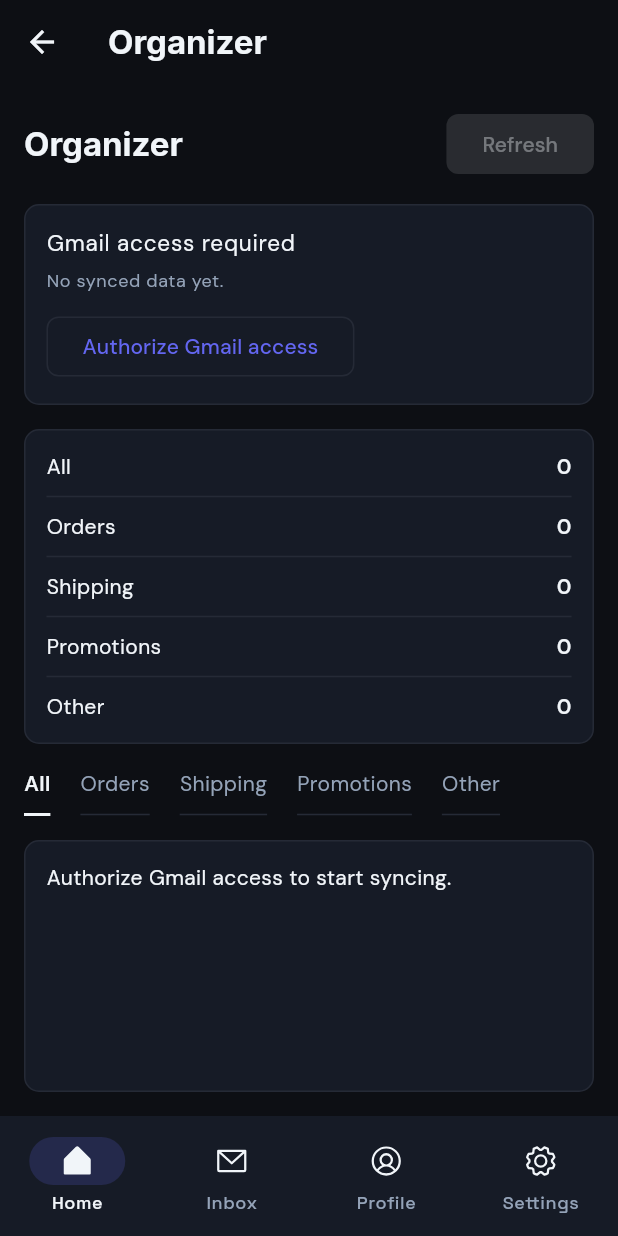
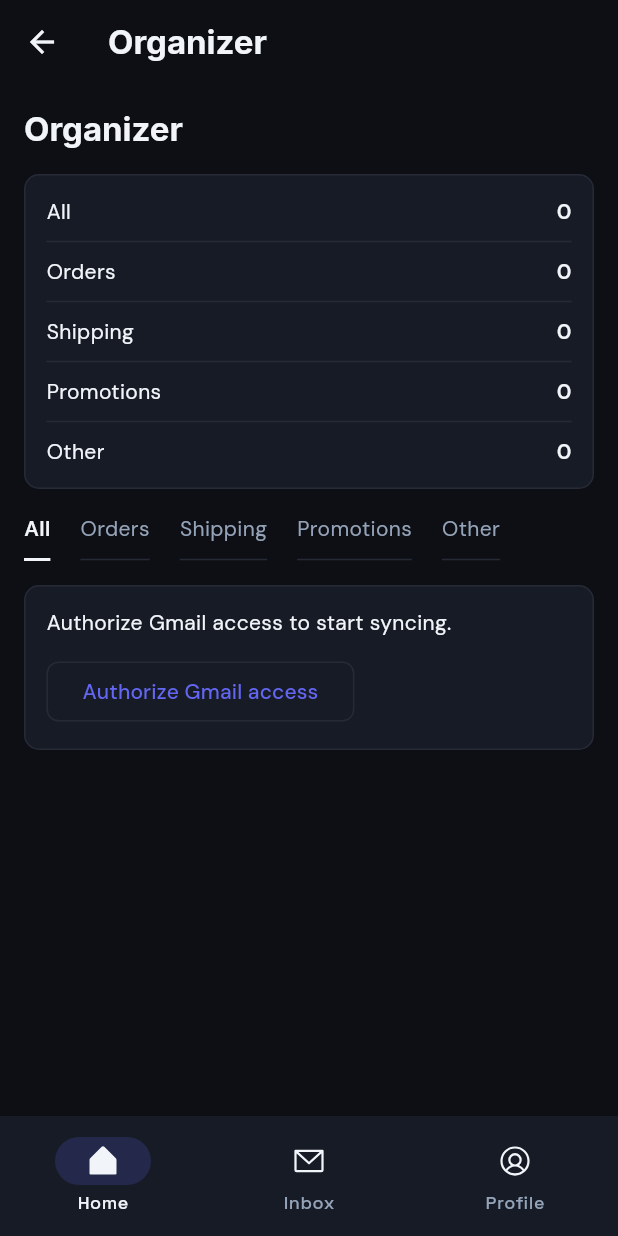
Before and after one commit to shahidhustles/email_classifier_app, a Flutter app: the AppShellScreen screen opened directly, after a tap on "Authorize Gmail access", on a phone screen of 412 x 824 dp. Run offline on Flutter 3.47's test engine with Material 3 defaults, Android fonts, the light colour scheme and no system bars; our stand-ins replace flutter_dotenv, google_fonts, google_sign_in, phosphor_flutter, shared_preferences; missing offline and left inert: extension_google_sign_in_as_googleapis_auth, googleapis; accounts and stored records are empty.

Commit message:
refactor: remove settings tab and improve inbox/home UI with refresh indicators

```diff
--- a/lib/screens/app_shell_screen.dart
+++ b/lib/screens/app_shell_screen.dart
@@ -5,7 +5,6 @@ import '../config/app_theme.dart';
 import 'tabs/home_tab_screen.dart';
 import 'tabs/inbox_tab_screen.dart';
 import 'tabs/profile_tab_screen.dart';
-import 'tabs/settings_tab_screen.dart';
 
 class AppShellScreen extends StatefulWidget {
   const AppShellScreen({super.key});
@@ -21,14 +20,12 @@ class _AppShellScreenState extends State<AppShellScreen> {
     'Organizer',
     'Inbox',
     'Profile',
-    'Settings',
   ];
 
   static const List<Widget> _tabs = <Widget>[
     HomeTabScreen(),
     InboxTabScreen(),
     ProfileTabScreen(),
-    SettingsTabScreen(),
   ];
 
   @override
@@ -72,11 +69,6 @@ class _AppShellScreenState extends State<AppShellScreen> {
               selectedIcon: Icon(PhosphorIconsFill.userCircle),
               label: 'Profile',
             ),
-            NavigationDestination(
-              icon: Icon(PhosphorIconsRegular.gear),
-              selectedIcon: Icon(PhosphorIconsFill.gear),
-              label: 'Settings',
-            ),
           ],
           onDestinationSelected: (int index) {
             setState(() {
--- a/lib/screens/tabs/home_tab_screen.dart
+++ b/lib/screens/tabs/home_tab_screen.dart
@@ -19,22 +19,15 @@ class HomeTabScreen extends StatelessWidget {
             .take(6)
             .toList(growable: false);
 
-        return Padding(
-          padding: const EdgeInsets.all(16),
-          child: Column(
-            crossAxisAlignment: CrossAxisAlignment.start,
+        return RefreshIndicator(
+          onRefresh: authProvider.hasGmailAccess
+              ? emailProvider.refreshLatestEmails
+              : () async {},
+          child: ListView(
+            physics: const AlwaysScrollableScrollPhysics(),
+            padding: const EdgeInsets.all(16),
             children: [
-              _Toolbar(
-                canRefresh: authProvider.hasGmailAccess && !emailProvider.isLoading,
-                onRefresh: emailProvider.refreshLatestEmails,
-              ),
-              const SizedBox(height: 16),
-              _AccessSection(
-                hasGmailAccess: authProvider.hasGmailAccess,
-                isBusy: authProvider.isLoading,
-                onAuthorize: authProvider.authorizeScopes,
-                lastSyncedAt: emailProvider.lastRefreshedAt,
-              ),
+              const _Toolbar(),
               const SizedBox(height: 16),
               _SummarySection(emailProvider: emailProvider),
               const SizedBox(height: 16),
@@ -43,12 +36,10 @@ class HomeTabScreen extends StatelessWidget {
                 onFilterSelected: emailProvider.setSelectedFilter,
               ),
               const SizedBox(height: 16),
-              Expanded(
-                child: _PreviewSection(
-                  authProvider: authProvider,
-                  emailProvider: emailProvider,
-                  previewEmails: previewEmails,
-                ),
+              _PreviewSection(
+                authProvider: authProvider,
+                emailProvider: emailProvider,
+                previewEmails: previewEmails,
               ),
             ],
           ),
@@ -59,82 +50,15 @@ class HomeTabScreen extends StatelessWidget {
 }
 
 class _Toolbar extends StatelessWidget {
-  const _Toolbar({required this.canRefresh, required this.onRefresh});
-
-  final bool canRefresh;
-  final VoidCallback onRefresh;
+  const _Toolbar();
 
   @override
   Widget build(BuildContext context) {
     return Row(
       children: [
         Text('Organizer', style: Theme.of(context).textTheme.titleLarge),
-        const Spacer(),
-        FilledButton(
-          onPressed: canRefresh ? onRefresh : null,
-          child: const Text('Refresh'),
-        ),
       ],
     );
-  }
-}
-
-class _AccessSection extends StatelessWidget {
-  const _AccessSection({
-    required this.hasGmailAccess,
-    required this.isBusy,
-    required this.onAuthorize,
-    required this.lastSyncedAt,
-  });
-
-  final bool hasGmailAccess;
-  final bool isBusy;
-  final VoidCallback onAuthorize;
-  final DateTime? lastSyncedAt;
-
-  @override
-  Widget build(BuildContext context) {
-    return Container(
-      width: double.infinity,
-      padding: const EdgeInsets.all(14),
-      decoration: BoxDecoration(
-        color: AppColors.surface,
-        borderRadius: BorderRadius.circular(10),
-        border: Border.all(color: AppColors.border),
-      ),
-      child: Column(
-        crossAxisAlignment: CrossAxisAlignment.start,
-        children: [
-          Text(
-            hasGmailAccess ? 'Gmail access granted' : 'Gmail access required',
-            style: Theme.of(context).textTheme.bodyLarge,
-          ),
-          const SizedBox(height: 6),
-          Text(
-            lastSyncedAt == null
-                ? 'No synced data yet.'
-                : 'Last synced ${_formatDate(lastSyncedAt!)}',
-            style: Theme.of(context).textTheme.bodySmall,
-          ),
-          if (!hasGmailAccess) ...[
-            const SizedBox(height: 12),
-            OutlinedButton(
-              onPressed: isBusy ? null : onAuthorize,
-              child: const Text('Authorize Gmail access'),
-            ),
-          ],
-        ],
-      ),
-    );
-  }
-
-  String _formatDate(DateTime value) {
-    final DateTime local = value.toLocal();
-    final String month = local.month.toString().padLeft(2, '0');
-    final String day = local.day.toString().padLeft(2, '0');
-    final String hour = local.hour.toString().padLeft(2, '0');
-    final String minute = local.minute.toString().padLeft(2, '0');
-    return '${local.year}-$month-$day $hour:$minute';
   }
 }
 
@@ -208,13 +132,16 @@ class _PreviewSection extends StatelessWidget {
   Widget build(BuildContext context) {
     if (emailProvider.isBootstrappingCache ||
         (emailProvider.isLoading && emailProvider.emails.isEmpty)) {
-      return const Center(child: CircularProgressIndicator());
+      return const Padding(
+        padding: EdgeInsets.symmetric(vertical: 48),
+        child: Center(child: CircularProgressIndicator()),
+      );
     }
 
     if (emailProvider.errorMessage != null) {
       return _MessageBlock(
         message: emailProvider.errorMessage!,
-        actionLabel: 'Retry',
+        actionLabel: authProvider.hasGmailAccess ? 'Retry' : 'Authorize Gmail access',
         onAction: authProvider.hasGmailAccess
             ? emailProvider.refreshLatestEmails
             : authProvider.authorizeScopes,
@@ -222,7 +149,11 @@ class _PreviewSection extends StatelessWidget {
     }
 
     if (!authProvider.hasGmailAccess && previewEmails.isEmpty) {
-      return const _MessageBlock(message: 'Authorize Gmail access to start syncing.');
+      return _MessageBlock(
+        message: 'Authorize Gmail access to start syncing.',
+        actionLabel: 'Authorize Gmail access',
+        onAction: authProvider.authorizeScopes,
+      );
     }
 
     if (previewEmails.isEmpty) {
@@ -232,16 +163,16 @@ class _PreviewSection extends StatelessWidget {
       );
     }
 
-    return ListView.separated(
-      itemCount: previewEmails.length,
-      separatorBuilder: (_, __) => const SizedBox(height: 10),
-      itemBuilder: (context, index) {
-        final EmailModel email = previewEmails[index];
-        return EmailListItem(
-          key: ValueKey<String>('home-email-${email.id}'),
-          email: email,
-        );
-      },
+    return Column(
+      children: [
+        for (int index = 0; index < previewEmails.length; index++) ...[
+          EmailListItem(
+            key: ValueKey<String>('home-email-${previewEmails[index].id}'),
+            email: previewEmails[index],
+          ),
+          if (index < previewEmails.length - 1) const SizedBox(height: 10),
+        ],
+      ],
     );
   }
 }
--- a/lib/screens/tabs/inbox_tab_screen.dart
+++ b/lib/screens/tabs/inbox_tab_screen.dart
@@ -16,24 +16,27 @@ class InboxTabScreen extends StatelessWidget {
       builder: (context, emailProvider, _) {
         final List<EmailModel> emails = emailProvider.visibleEmails;
 
-        return Padding(
-          padding: const EdgeInsets.all(16),
-          child: Column(
+        return Column(
           crossAxisAlignment: CrossAxisAlignment.start,
           children: [
-              EmailCategoryFilterBar(
+            Padding(
+              padding: const EdgeInsets.fromLTRB(16, 16, 16, 0),
+              child: EmailCategoryFilterBar(
                 selectedFilter: emailProvider.selectedFilter,
                 onFilterSelected: emailProvider.setSelectedFilter,
               ),
+            ),
             const SizedBox(height: 16),
             Expanded(
+              child: RefreshIndicator(
+                onRefresh: emailProvider.refreshLatestEmails,
                 child: _InboxBody(
                   emailProvider: emailProvider,
                   emails: emails,
                 ),
               ),
+            ),
           ],
-          ),
         );
       },
     );
@@ -50,52 +53,69 @@ class _InboxBody extends StatelessWidget {
   Widget build(BuildContext context) {
     if (emailProvider.isBootstrappingCache ||
         (emailProvider.isLoading && emailProvider.emails.isEmpty)) {
-      return const Center(child: CircularProgressIndicator());
+      return ListView(
+        physics: const AlwaysScrollableScrollPhysics(),
+        padding: const EdgeInsets.all(16),
+        children: const [
+          SizedBox(height: 180),
+          Center(child: CircularProgressIndicator()),
+        ],
+      );
     }
 
     if (emailProvider.errorMessage != null && emails.isEmpty) {
-      return _InboxMessage(
+      return ListView(
+        physics: const AlwaysScrollableScrollPhysics(),
+        padding: const EdgeInsets.all(16),
+        children: [
+          _InboxMessage(
             message: emailProvider.errorMessage!,
             actionLabel: 'Retry',
             onAction: emailProvider.refreshLatestEmails,
+          ),
+        ],
       );
     }
 
     if (emails.isEmpty) {
-      return _InboxMessage(
+      return ListView(
+        physics: const AlwaysScrollableScrollPhysics(),
+        padding: const EdgeInsets.all(16),
+        children: [
+          _InboxMessage(
             message:
                 'No ${emailProvider.selectedFilter.label.toLowerCase()} emails in the current sync.',
+          ),
+        ],
       );
     }
 
-    return Column(
-      children: [
-        Expanded(
-          child: ListView.separated(
-            itemCount: emails.length,
+    return ListView.separated(
+      physics: const AlwaysScrollableScrollPhysics(),
+      padding: const EdgeInsets.fromLTRB(16, 0, 16, 16),
+      itemCount: emails.length + (emailProvider.errorMessage != null ? 1 : 0) + (emailProvider.hasMore ? 1 : 0),
       separatorBuilder: (_, __) => const SizedBox(height: 8),
       itemBuilder: (context, index) {
+        if (index < emails.length) {
           final EmailModel email = emails[index];
           return EmailListItem(
             key: ValueKey<String>('inbox-email-${email.id}'),
             email: email,
             compact: true,
           );
-            },
-          ),
-        ),
-        if (emailProvider.errorMessage != null) ...[
-          const SizedBox(height: 12),
-          Text(
+        }
+
+        final int errorIndex = emails.length;
+        if (emailProvider.errorMessage != null && index == errorIndex) {
+          return Text(
             emailProvider.errorMessage!,
             style: Theme.of(
               context,
             ).textTheme.bodySmall?.copyWith(color: AppColors.danger),
-          ),
-        ],
-        if (emailProvider.hasMore) ...[
-          const SizedBox(height: 12),
-          SizedBox(
+          );
+        }
+
+        return SizedBox(
           width: double.infinity,
           child: OutlinedButton(
             onPressed: emailProvider.isLoadingMore
@@ -105,9 +125,8 @@ class _InboxBody extends StatelessWidget {
               emailProvider.isLoadingMore ? 'Loading…' : 'Load more',
             ),
           ),
-          ),
-        ],
-      ],
+        );
+      },
     );
   }
 }
```
Lines whose indentation alone changed are shown as unchanged.
